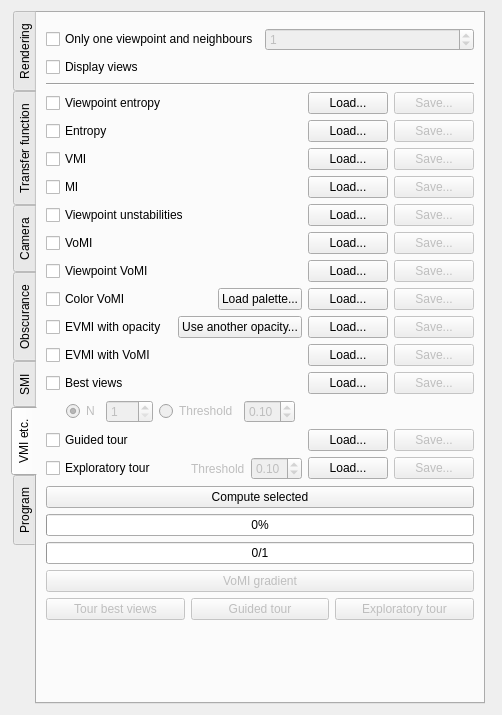
starviewer-medical/starviewer, file starviewer/src/extensions/playground/experimental3d/qexperimental3dextensionbase.ui: the form before one commit.
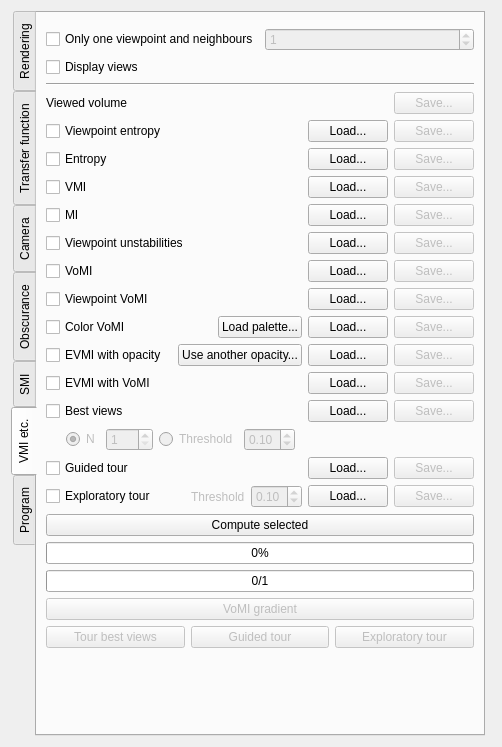
The form after the commit. The open tabs and pages were chosen to show the change. Custom widgets are drawn as their Qt base class.

The edit to the form file:
```diff
--- a/starviewer/src/extensions/playground/experimental3d/qexperimental3dextensionbase.ui
+++ b/starviewer/src/extensions/playground/experimental3d/qexperimental3dextensionbase.ui
@@ -7,7 +7,7 @@
     <x>0</x>
     <y>0</y>
     <width>475</width>
-    <height>715</height>
+    <height>747</height>
    </rect>
   </property>
   <layout class="QHBoxLayout" name="horizontalLayout_41">
@@ -1840,6 +1840,33 @@
          </property>
         </widget>
        </item>
+       <item>
+        <layout class="QHBoxLayout" name="horizontalLayout_46">
+         <item>
+          <widget class="QLabel" name="m_viewedVolumeLabel">
+           <property name="sizePolicy">
+            <sizepolicy hsizetype="Preferred" vsizetype="Preferred">
+             <horstretch>1</horstretch>
+             <verstretch>0</verstretch>
+            </sizepolicy>
+           </property>
+           <property name="text">
+            <string>Viewed volume</string>
+           </property>
+          </widget>
+         </item>
+         <item>
+          <widget class="QPushButton" name="m_saveViewedVolumePushButton">
+           <property name="enabled">
+            <bool>false</bool>
+           </property>
+           <property name="text">
+            <string>Save...</string>
+           </property>
+          </widget>
+         </item>
+        </layout>
+       </item>
        <item>
         <layout class="QHBoxLayout" name="horizontalLayout_28">
          <item>
```
